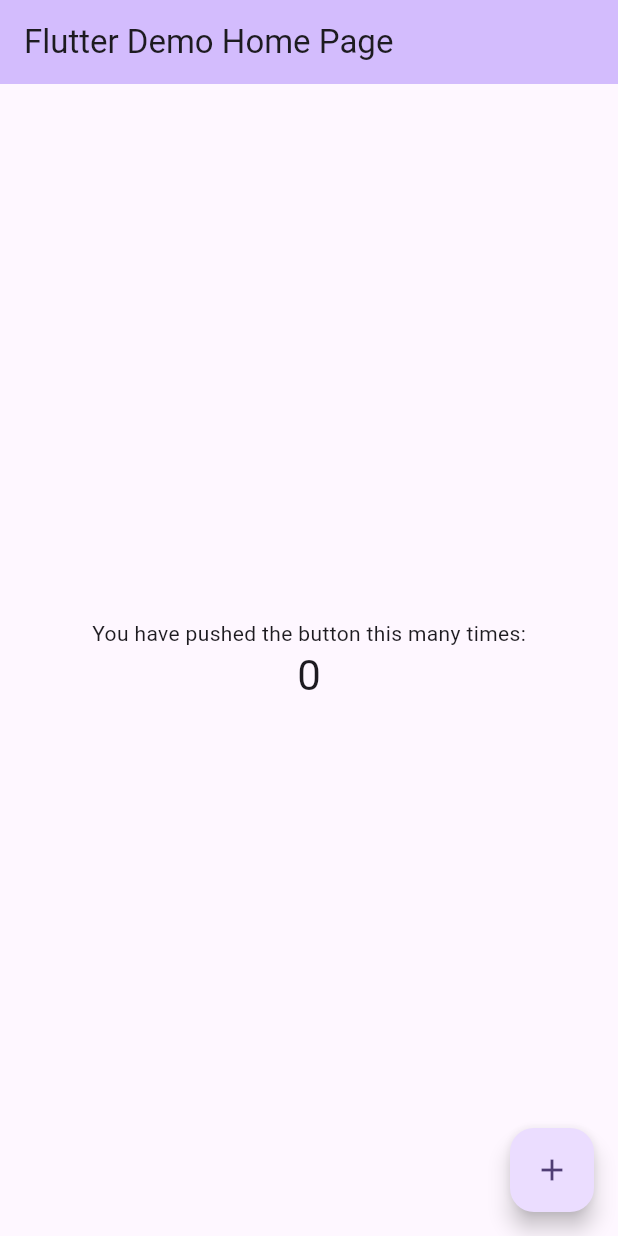
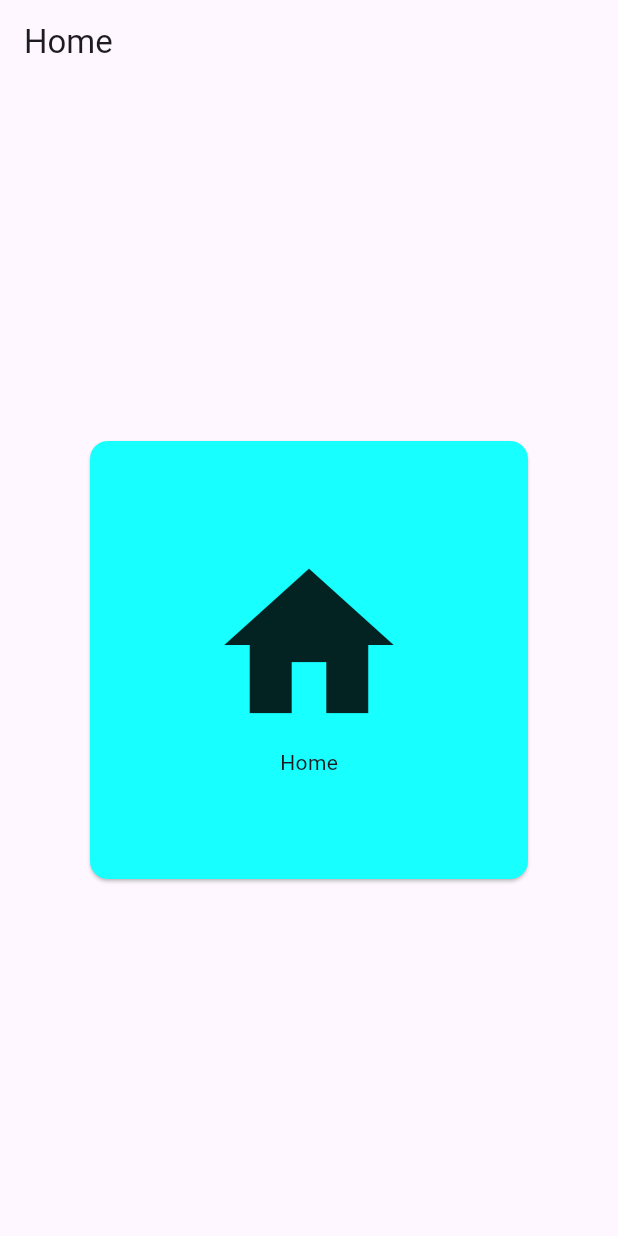
Before and after one commit to carbon-ahs/django_flutter_jwt, a Flutter app: the screen it shows after launch, on a phone screen of 412 x 824 dp. Run offline on Flutter 3.47's test engine with Material 3 defaults, Android fonts, the light colour scheme and no system bars.

Commit message:
dummy screens added

```diff
--- a/mobile_app/lib/main.dart
+++ b/mobile_app/lib/main.dart
@@ -1,4 +1,9 @@
+// ignore_for_file: prefer_const_constructors
+
 import 'package:flutter/material.dart';
+import 'package:jwt/presentation/screens/login_screen.dart';
+
+import 'presentation/screens/home_screen.dart';
 
 void main() {
   runApp(const MyApp());
@@ -31,95 +36,8 @@
         colorScheme: ColorScheme.fromSeed(seedColor: Colors.deepPurple),
         useMaterial3: true,
       ),
-      home: const MyHomePage(title: 'Flutter Demo Home Page'),
+      // home: LoginScreen(),
+      home: HomeScreen(),
     );
   }
 }
-
-class MyHomePage extends StatefulWidget {
-  const MyHomePage({super.key, required this.title});
-
-  // This widget is the home page of your application. It is stateful, meaning
-  // that it has a State object (defined below) that contains fields that affect
-  // how it looks.
-
-  // This class is the configuration for the state. It holds the values (in this
-  // case the title) provided by the parent (in this case the App widget) and
-  // used by the build method of the State. Fields in a Widget subclass are
-  // always marked "final".
-
-  final String title;
-
-  @override
-  State<MyHomePage> createState() => _MyHomePageState();
-}
-
-class _MyHomePageState extends State<MyHomePage> {
-  int _counter = 0;
-
-  void _incrementCounter() {
-    setState(() {
-      // This call to setState tells the Flutter framework that something has
-      // changed in this State, which causes it to rerun the build method below
-      // so that the display can reflect the updated values. If we changed
-      // _counter without calling setState(), then the build method would not be
-      // called again, and so nothing would appear to happen.
-      _counter++;
-    });
-  }
-
-  @override
-  Widget build(BuildContext context) {
-    // This method is rerun every time setState is called, for instance as done
-    // by the _incrementCounter method above.
-    //
-    // The Flutter framework has been optimized to make rerunning build methods
-    // fast, so that you can just rebuild anything that needs updating rather
-    // than having to individually change instances of widgets.
-    return Scaffold(
-      appBar: AppBar(
-        // TRY THIS: Try changing the color here to a specific color (to
-        // Colors.amber, perhaps?) and trigger a hot reload to see the AppBar
-        // change color while the other colors stay the same.
-        backgroundColor: Theme.of(context).colorScheme.inversePrimary,
-        // Here we take the value from the MyHomePage object that was created by
-        // the App.build method, and use it to set our appbar title.
-        title: Text(widget.title),
-      ),
-      body: Center(
-        // Center is a layout widget. It takes a single child and positions it
-        // in the middle of the parent.
-        child: Column(
-          // Column is also a layout widget. It takes a list of children and
-          // arranges them vertically. By default, it sizes itself to fit its
-          // children horizontally, and tries to be as tall as its parent.
-          //
-          // Column has various properties to control how it sizes itself and
-          // how it positions its children. Here we use mainAxisAlignment to
-          // center the children vertically; the main axis here is the vertical
-          // axis because Columns are vertical (the cross axis would be
-          // horizontal).
-          //
-          // TRY THIS: Invoke "debug painting" (choose the "Toggle Debug Paint"
-          // action in the IDE, or press "p" in the console), to see the
-          // wireframe for each widget.
-          mainAxisAlignment: MainAxisAlignment.center,
-          children: <Widget>[
-            const Text(
-              'You have pushed the button this many times:',
-            ),
-            Text(
-              '$_counter',
-              style: Theme.of(context).textTheme.headlineMedium,
-            ),
-          ],
-        ),
-      ),
-      floatingActionButton: FloatingActionButton(
-        onPressed: _incrementCounter,
-        tooltip: 'Increment',
-        child: const Icon(Icons.add),
-      ), // This trailing comma makes auto-formatting nicer for build methods.
-    );
-  }
-}
--- /dev/null
+++ b/mobile_app/lib/presentation/screens/home_screen.dart
@@ -0,0 +1,38 @@
+// ignore_for_file: prefer_const_constructors, prefer_const_literals_to_create_immutables
+
+import 'package:flutter/material.dart';
+
+class HomeScreen extends StatelessWidget {
+  const HomeScreen({super.key});
+
+  @override
+  Widget build(BuildContext context) {
+    return Scaffold(
+      appBar: AppBar(
+        title: const Text('Home'),
+      ),
+      body: Center(
+        child: Container(
+          height: 300,
+          width: 300,
+          child: Card(
+            color: Colors.cyanAccent,
+            child: Padding(
+              padding: EdgeInsets.all(16.0),
+              child: Column(
+                mainAxisAlignment: MainAxisAlignment.center,
+                children: [
+                  Icon(
+                    Icons.home,
+                    size: 8 * 17,
+                  ),
+                  Text('Home'),
+                ],
+              ),
+            ),
+          ),
+        ),
+      ),
+    );
+  }
+}
```
Also changed, not shown: mobile_app/lib/presentation/screens/login_screen.dart (added, +55 -0 lines), 1 other file.
